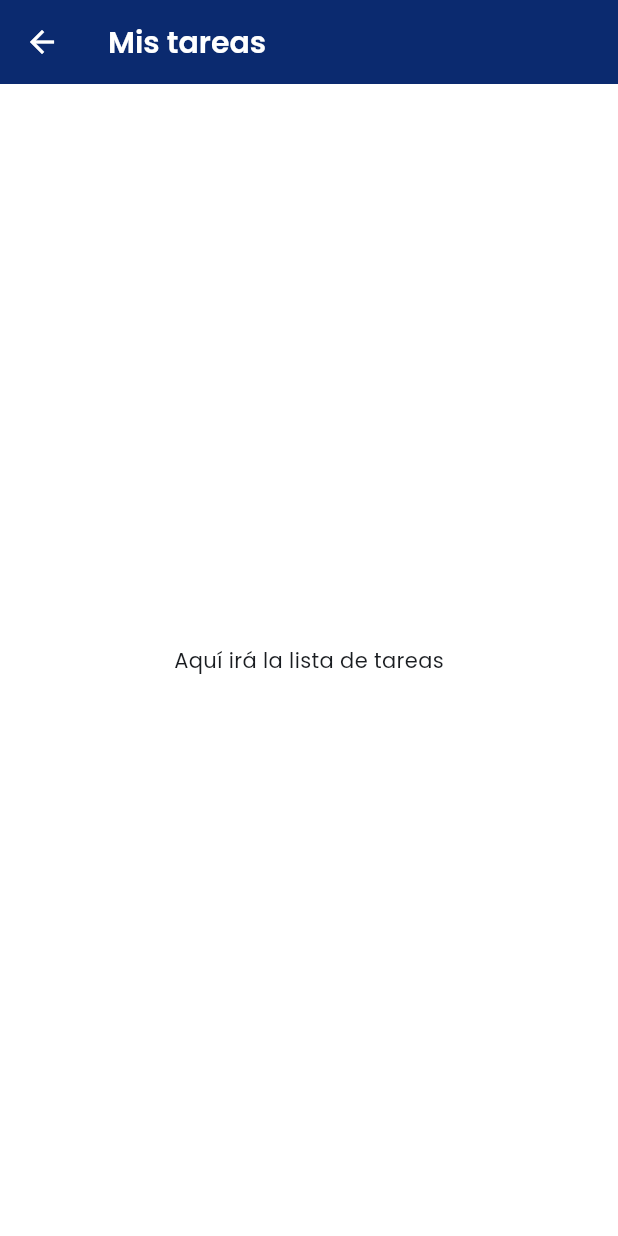
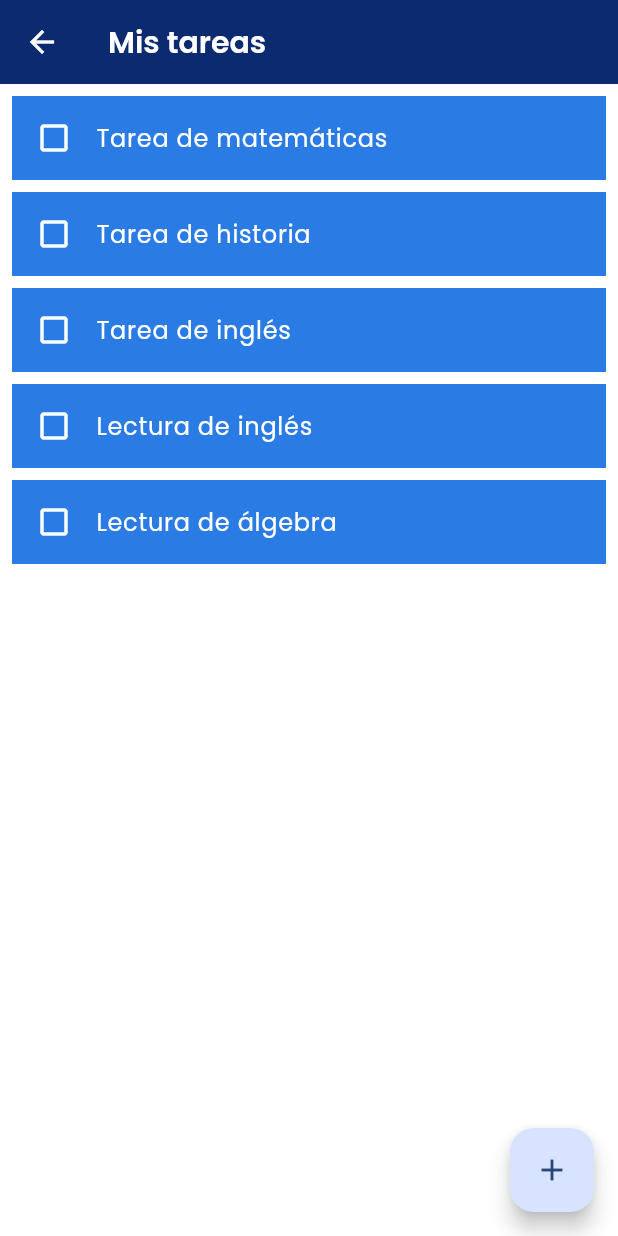
Before and after one commit to leonardoguarneros/Taskschool, a Flutter app: the TareasScreen screen opened by its route, on a phone screen of 412 x 824 dp. Run offline on Flutter 3.47's test engine with Material 3 defaults, Android fonts, the phone set to English and light mode, and no system bars; our stand-ins replace google_fonts.

Commit message:
Creo que tambien es el primer cambio con tareas

```diff
--- a/lib/screens/tareas_screen.dart
+++ b/lib/screens/tareas_screen.dart
@@ -1,13 +1,38 @@
 import 'package:flutter/material.dart';
 
 class TareasScreen extends StatelessWidget {
-  const TareasScreen({super.key});
+  TareasScreen({super.key});
+
+  final List<String> tareas = [
+    'Tarea de matemáticas',
+    'Tarea de historia',
+    'Tarea de inglés',
+    'Lectura de inglés',
+    'Lectura de álgebra',
+  ];
 
   @override
   Widget build(BuildContext context) {
     return Scaffold(
       appBar: AppBar(title: Text('Mis tareas')),
-      body: Center(child: Text('Aquí irá la lista de tareas')),
+      floatingActionButton: FloatingActionButton(
+        onPressed: () {},
+        child: Icon(Icons.add),
+      ),
+      body: ListView.builder(
+        padding: EdgeInsets.all(8),
+        itemCount: tareas.length,
+        itemBuilder: (context, i) {
+          return Container(
+            margin: EdgeInsets.only(bottom: 8),
+            color: Color(0xFF2B7BE4),
+            child: ListTile(
+              leading: Icon(Icons.check_box_outline_blank, color: Colors.white),
+              title: Text(tareas[i], style: TextStyle(color: Colors.white)),
+            ),
+          );
+        },
+      ),
     );
   }
 }
```
